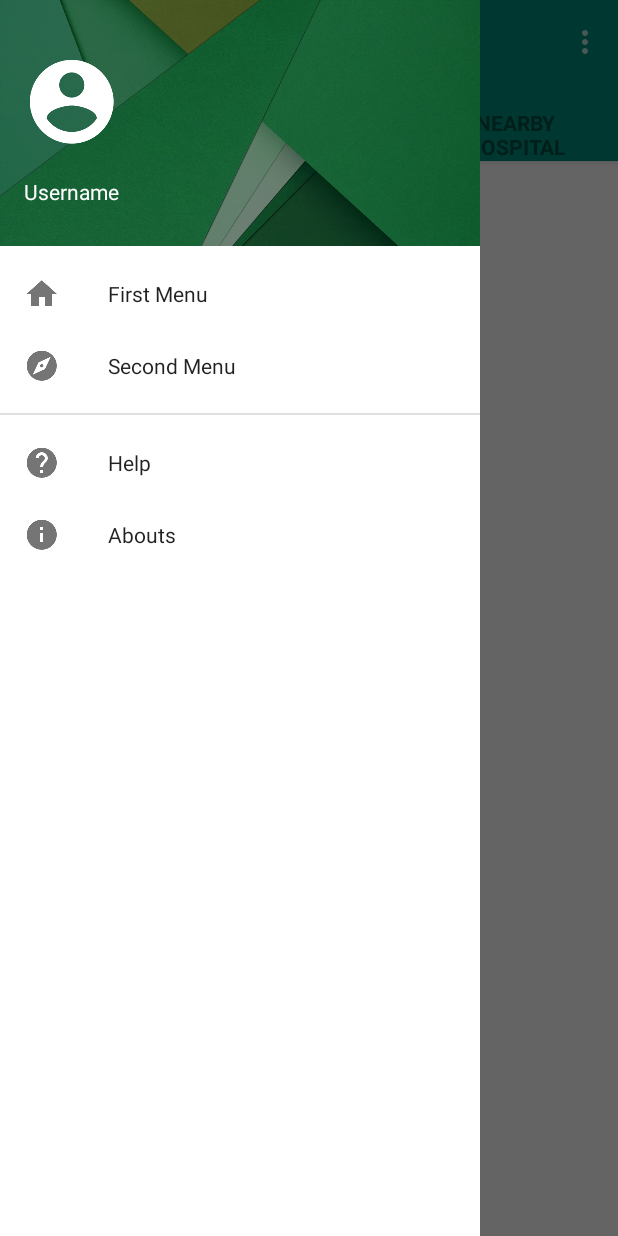
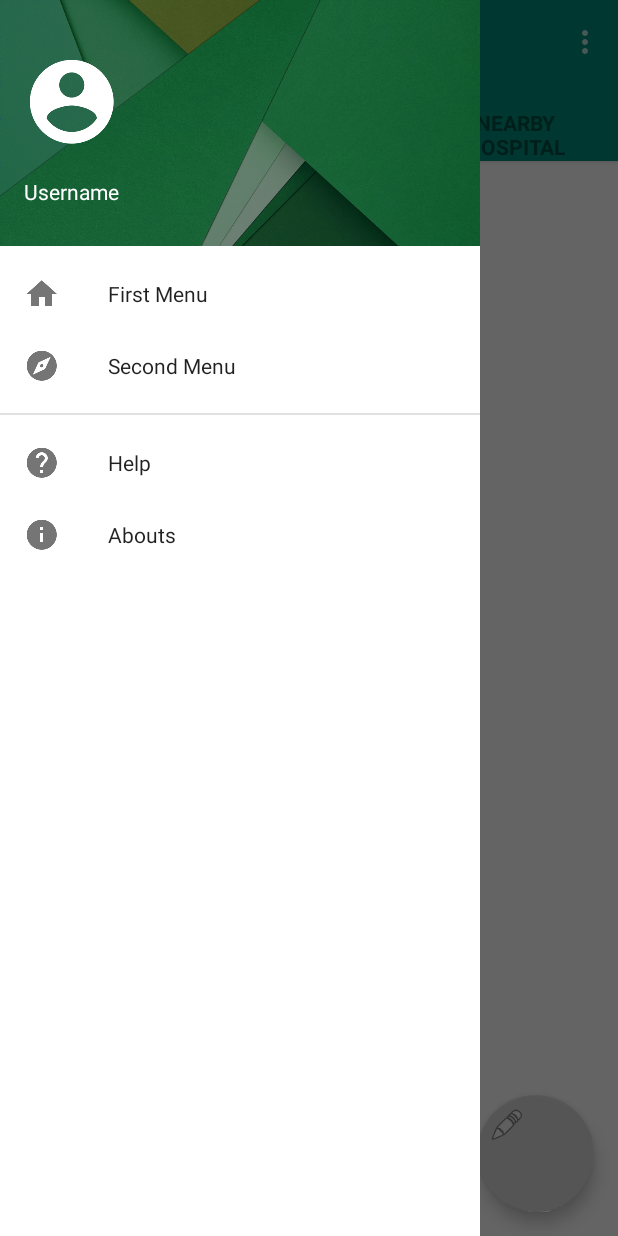
Before and after one commit to reazhossain/jamshed_blood, an Android app: the MainActivity screen opened directly, with no data from a screen before it, with the side drawer open, on a phone screen of 412 x 824 dp. Run offline under Robolectric (Android 15) with nearby library versions, the phone set to English and light mode, and no system bars; our stand-ins replace CircleImageView, Volley.

```diff
--- a/app/src/main/java/luck/materialdesign/tabsnavigator/MainActivity.java
+++ b/app/src/main/java/luck/materialdesign/tabsnavigator/MainActivity.java
@@ -20,6 +20,9 @@ import luck.materialdesign.tabsnavigator.utils.UtilsMiscellaneous;
  * Created by Edwin on 15/02/2015.
  */
 public class MainActivity extends ActionBarActivity {
+    //private FloatingActionButton fab;
+
+
 
     // Declaring Your View and Variables
 
--- a/app/src/main/res/layout/activity_main.xml
+++ b/app/src/main/res/layout/activity_main.xml
@@ -2,6 +2,7 @@
 
 <android.support.v4.widget.DrawerLayout xmlns:android="http://schemas.android.com/apk/res/android"
     xmlns:tools="http://schemas.android.com/tools"
+    xmlns:app="http://schemas.android.com/apk/res-auto"
     android:id="@+id/main_activity_DrawerLayout"
     android:layout_width="match_parent"
     android:layout_height="match_parent"
@@ -34,9 +35,31 @@
         android:layout_weight="1"
         ></android.support.v4.view.ViewPager>
 
+        <android.support.design.widget.FloatingActionButton
+            android:id="@+id/fab"
+            android:layout_width="78dp"
+            android:layout_height="78dp"
+            android:layout_gravity="bottom|end"
+            android:layout_margin="16dp"
+            android:src="@android:drawable/ic_menu_edit"
+            android:visibility="visible"
+            app:backgroundTint="@color/colorPrimary"
+            app:fabSize="mini"
+            app:rippleColor="@android:color/holo_green_dark"
+            app:srcCompat="@style/AlertDialog.AppCompat"
+            tools:layout_constraintRight_creator="1"
+            tools:layout_constraintBottom_creator="1"
+            app:layout_constraintBottom_toBottomOf="parent"
+            android:layout_marginEnd="34dp"
+            app:layout_constraintRight_toRightOf="parent"
+            android:layout_marginBottom="47dp"
+            android:layout_marginRight="34dp" />
+
 </LinearLayout>
     <!-- The navigation drawer -->
     <include
         layout="@layout/navigation_drawer"/>
 
+
+
 </android.support.v4.widget.DrawerLayout>
--- a/app/src/main/res/layout/activity_news_feed.xml
+++ b/app/src/main/res/layout/activity_news_feed.xml
@@ -10,6 +10,7 @@
         android:layout_width="match_parent"
         android:layout_height="match_parent">
 
+
     </android.support.v7.widget.CardView>
 
 </LinearLayout>
```
Also changed, not shown: app/src/main/java/luck/materialdesign/tabsnavigator/FabActivity.java (+31 -0 lines), app/src/main/java/luck/materialdesign/tabsnavigator/News_feed_post_Model.java (added, +46 -0 lines), app/src/main/res/layout/activity_fab.xml (+7 -1 lines).
